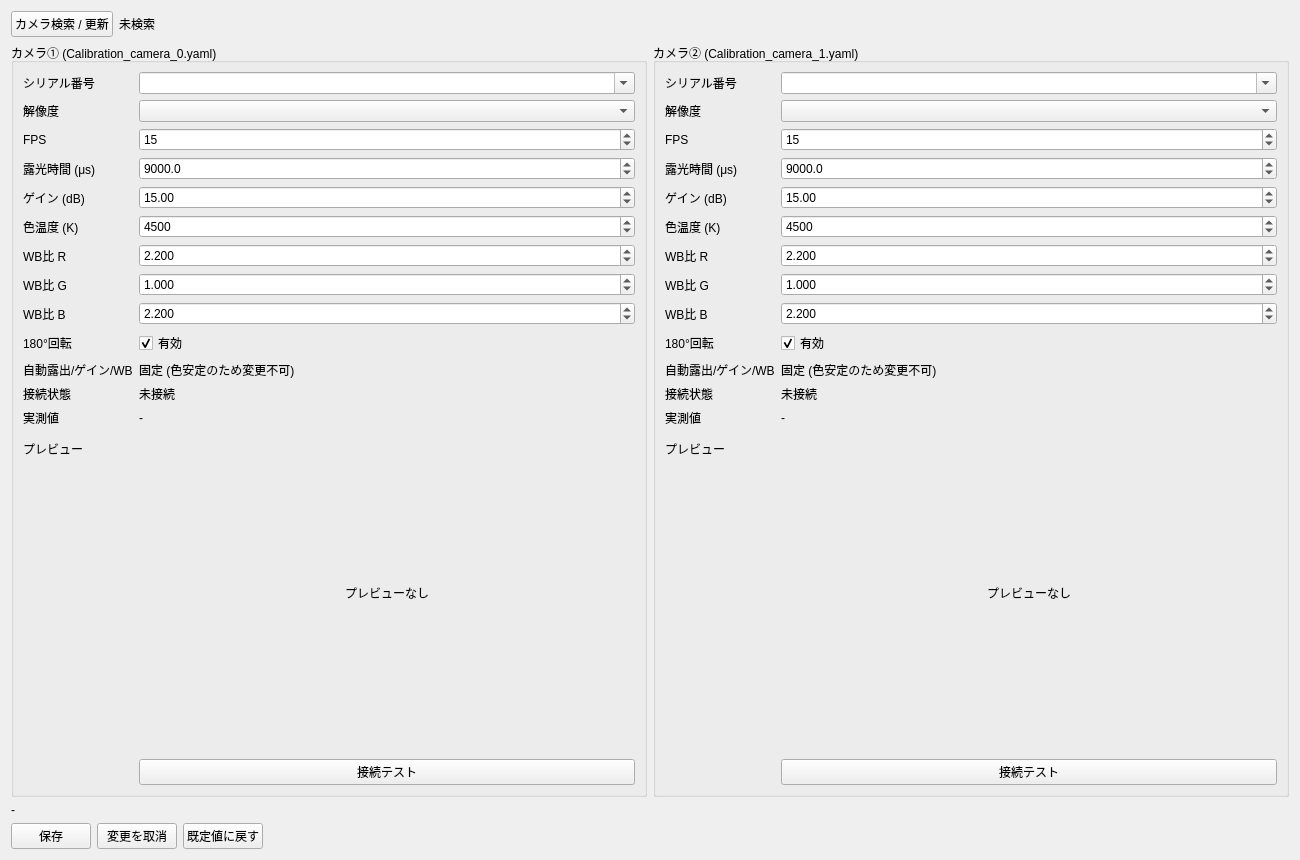
This is aikensa/gui/pages/SETTINGS/camera_settings.ui in stefanoKS/aikensaMaster as Qt 5 draws it before an edit. The edited form follows.
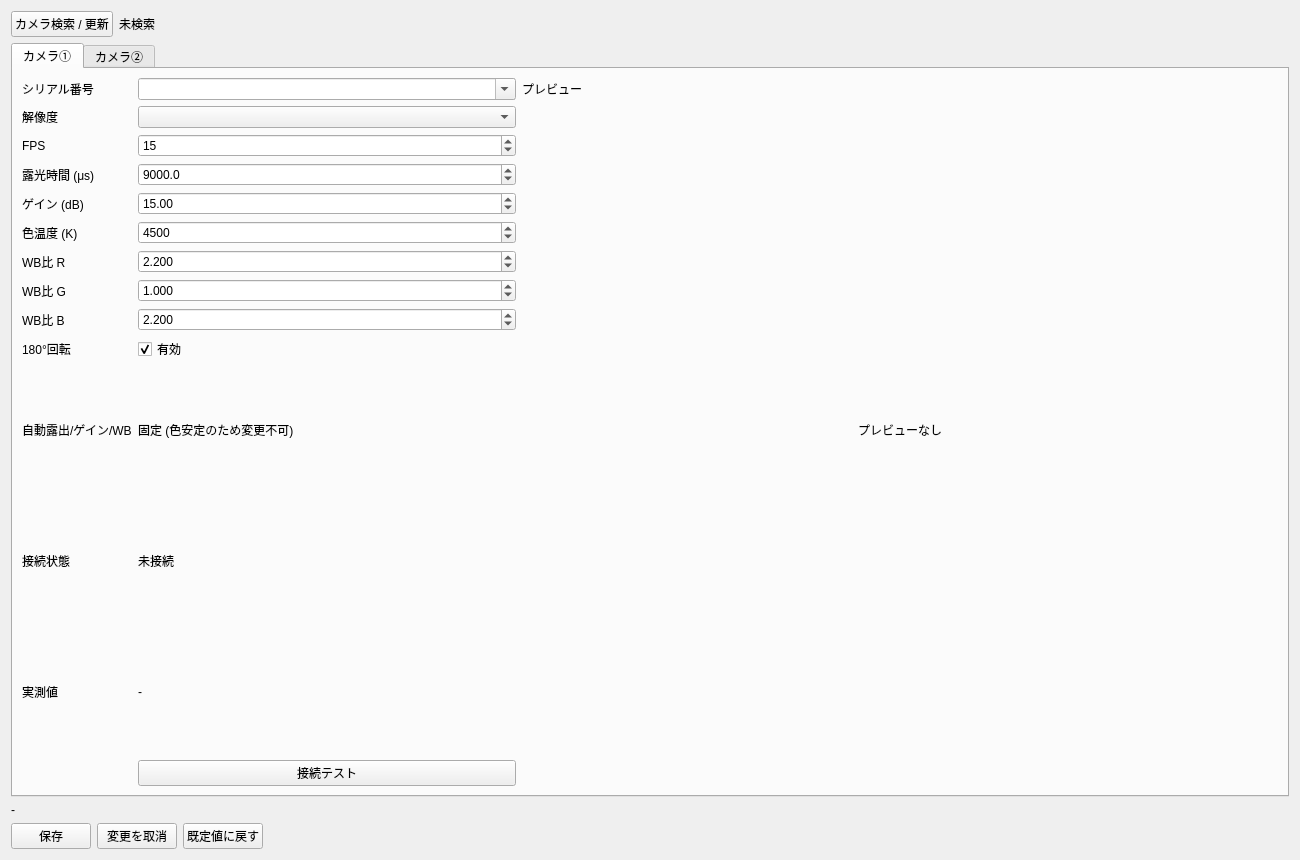
This is the edited form.

Commit message: Reorganize Settings and map preview crops to the display

Patch:
```diff
--- a/aikensa/gui/pages/SETTINGS/camera_settings.ui
+++ b/aikensa/gui/pages/SETTINGS/camera_settings.ui
@@ -49,13 +49,12 @@
     </layout>
    </item>
    <item>
-    <layout class="QHBoxLayout" name="cameraCardsLayout">
-     <item>
-      <widget class="QGroupBox" name="camera0GroupBox">
-       <property name="title">
-        <string>カメラ① (Calibration_camera_0.yaml)</string>
-       </property>
-       <layout class="QFormLayout" name="camera0FormLayout">
+    <widget class="QTabWidget" name="cameraTabs">
+      <widget class="QWidget" name="camera0GroupBox">
+       <attribute name="title">
+        <string>カメラ①</string>
+       </attribute>
+       <layout class="QGridLayout" name="camera0FormLayout" columnstretch="0,1,2">
         <item row="0" column="0">
          <widget class="QLabel" name="camera0SerialLabel">
           <property name="text">
@@ -325,19 +324,19 @@
           </property>
          </widget>
         </item>
-        <item row="13" column="0">
+        <item row="0" column="2">
          <widget class="QLabel" name="camera0PreviewTextLabel">
           <property name="text">
            <string>プレビュー</string>
           </property>
          </widget>
         </item>
-        <item row="13" column="1">
+        <item row="1" column="2" rowspan="12">
          <widget class="QLabel" name="camera0PreviewLabel">
           <property name="minimumSize">
            <size>
-            <width>480</width>
-            <height>320</height>
+            <width>260</width>
+            <height>170</height>
            </size>
           </property>
           <property name="text">
@@ -360,13 +359,11 @@
         </item>
        </layout>
       </widget>
-     </item>
-     <item>
-      <widget class="QGroupBox" name="camera1GroupBox">
-       <property name="title">
-        <string>カメラ② (Calibration_camera_1.yaml)</string>
-       </property>
-       <layout class="QFormLayout" name="camera1FormLayout">
+      <widget class="QWidget" name="camera1GroupBox">
+       <attribute name="title">
+        <string>カメラ②</string>
+       </attribute>
+       <layout class="QGridLayout" name="camera1FormLayout" columnstretch="0,1,2">
         <item row="0" column="0">
          <widget class="QLabel" name="camera1SerialLabel">
           <property name="text">
@@ -636,19 +633,19 @@
           </property>
          </widget>
         </item>
-        <item row="13" column="0">
+        <item row="0" column="2">
          <widget class="QLabel" name="camera1PreviewTextLabel">
           <property name="text">
            <string>プレビュー</string>
           </property>
          </widget>
         </item>
-        <item row="13" column="1">
+        <item row="1" column="2" rowspan="12">
          <widget class="QLabel" name="camera1PreviewLabel">
           <property name="minimumSize">
            <size>
-            <width>480</width>
-            <height>320</height>
+            <width>260</width>
+            <height>170</height>
            </size>
           </property>
           <property name="text">
@@ -671,8 +668,7 @@
         </item>
        </layout>
       </widget>
-     </item>
-    </layout>
+    </widget>
    </item>
    <item>
     <widget class="QLabel" name="cameraValidationLabel">
```
The commit also changes 13 other files.
